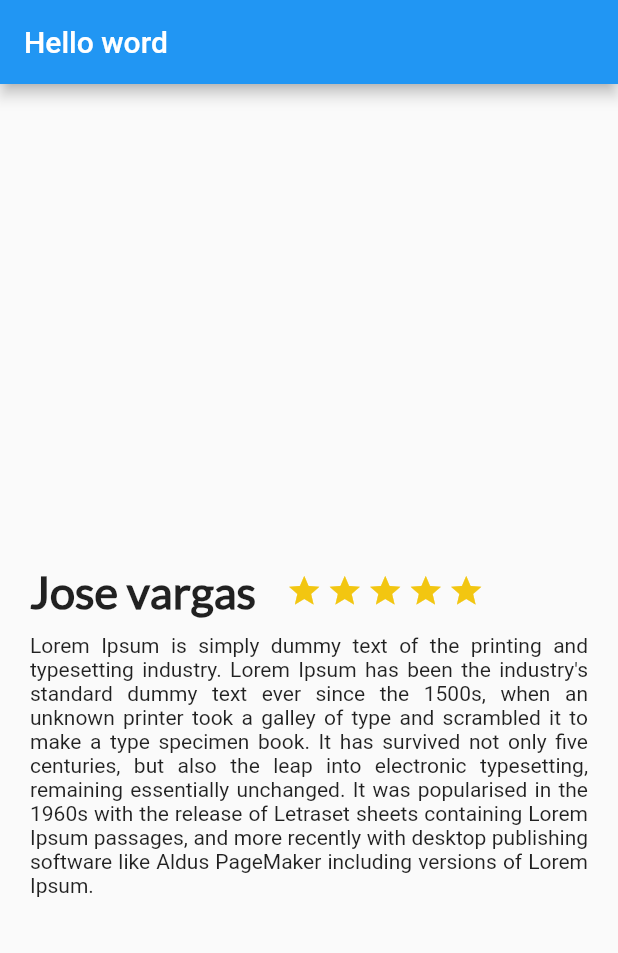
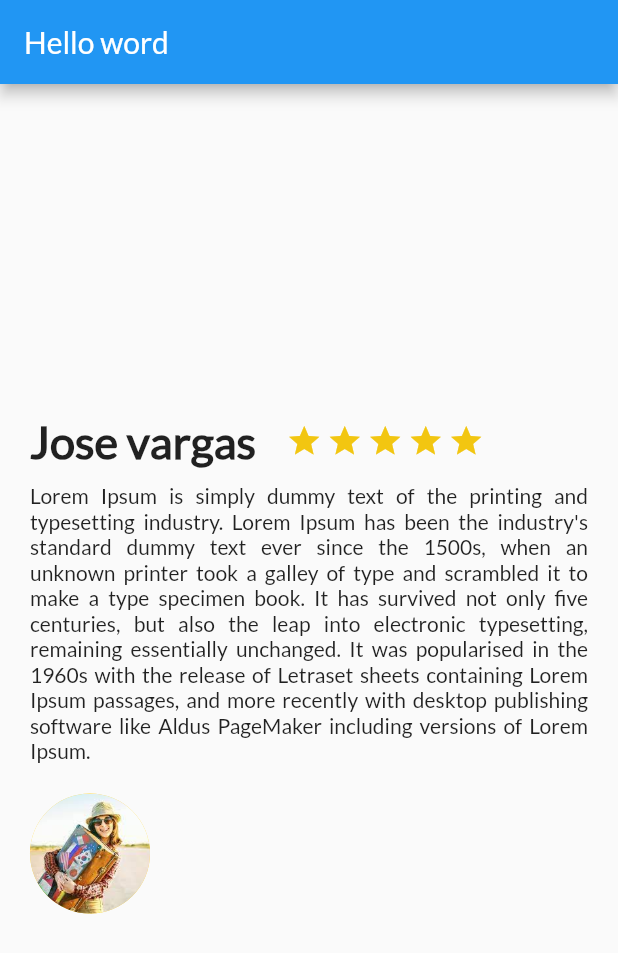
Before and after one commit to j0s3v4rg4s/flutterLearn, a Flutter app: the screen it shows after launch, on a phone screen of 412 x 824 dp. Shown: the top 953 px of the screen. Run offline on Flutter 3.47's test engine with Material 2 defaults, Android fonts, the phone set to English and light mode, and no system bars.

```diff
--- a/lib/description_place.dart
+++ b/lib/description_place.dart
@@ -29,7 +29,7 @@ class DescriptionPlace extends StatelessWidget {
     );
 
     final titleStarts = Container(
-        margin: EdgeInsets.only(top: 320),
+        margin: EdgeInsets.only(top: 220),
         child: Row(
           children: <Widget>[
             Container(
--- a/lib/main.dart
+++ b/lib/main.dart
@@ -1,4 +1,5 @@
 import 'package:flutter/material.dart';
+import 'review.dart';
 import 'description_place.dart';
 
 void main() {
@@ -25,13 +26,19 @@ class MyApp extends StatelessWidget {
         // or simply save your changes to "hot reload" in a Flutter IDE).
         // Notice that the counter didn't reset back to zero; the application
         // is not restarted.
+        fontFamily: "Lato",
         primarySwatch: Colors.blue,
       ),
       home: Scaffold(
         appBar: AppBar(
           title: Text("Hello word"),
         ),
-        body: new DescriptionPlace("Jose vargas", 5, description),
+        body: Column(
+          children: [
+            new DescriptionPlace("Jose vargas", 5, description),
+            new Review(),
+          ],
+        ),
       ),
     );
   }
--- /dev/null
+++ b/lib/review.dart
@@ -0,0 +1,22 @@
+import 'package:flutter/material.dart';
+
+class Review extends StatelessWidget {
+  final String path = "assets/img/download.jpg";
+
+
+  @override
+  Widget build(BuildContext context) {
+    final photo = Container(
+      margin: EdgeInsets.only(top: 20, left: 20),
+      child: CircleAvatar(
+        foregroundImage: AssetImage(path),
+        backgroundColor: Colors.amberAccent,
+        radius: 40,
+      ),
+    );
+
+    return Row(
+      children: [photo],
+    );
+  }
+}
--- a/pubspec.yaml
+++ b/pubspec.yaml
@@ -74,6 +74,10 @@ flutter:
   #
   # For details regarding fonts from package dependencies,
   # see https://flutter.dev/custom-fonts/#from-packages
+  assets:
+    - assets/img/download.jpg
+
+
   fonts:
     - family: Lato
       fonts:
```
Also changed, not shown: assets/img/download.jpg (added).
